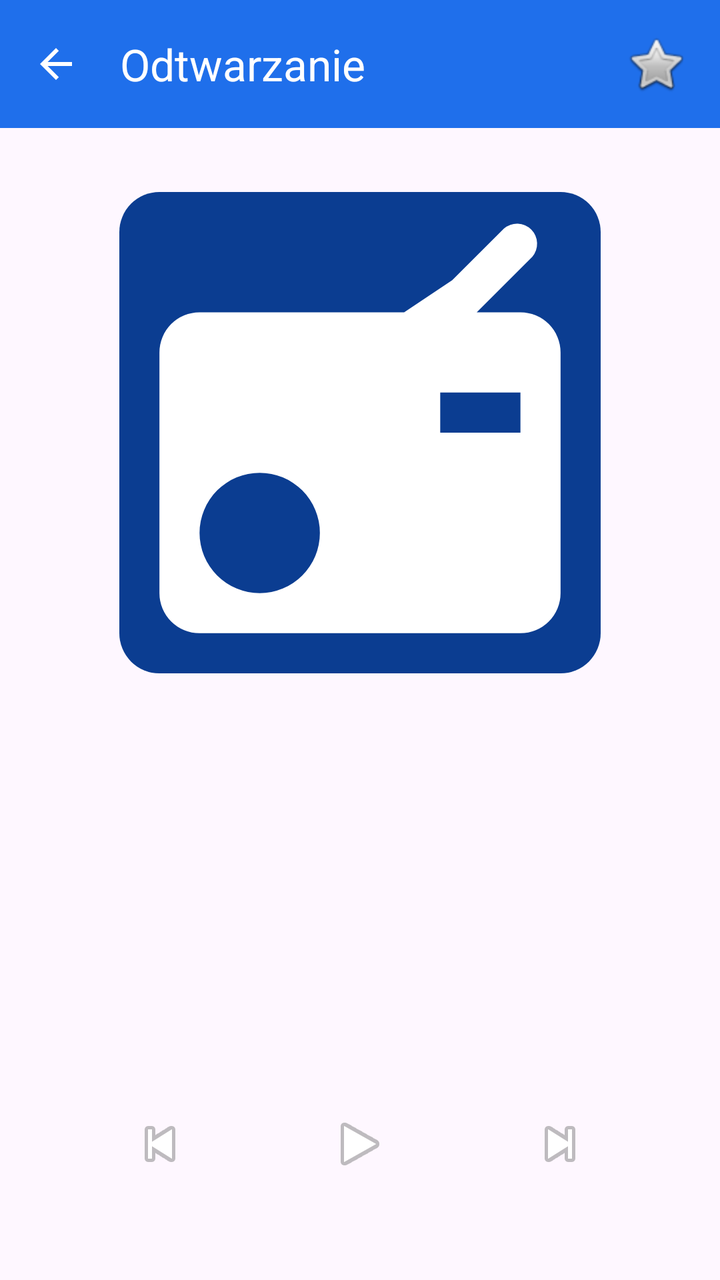
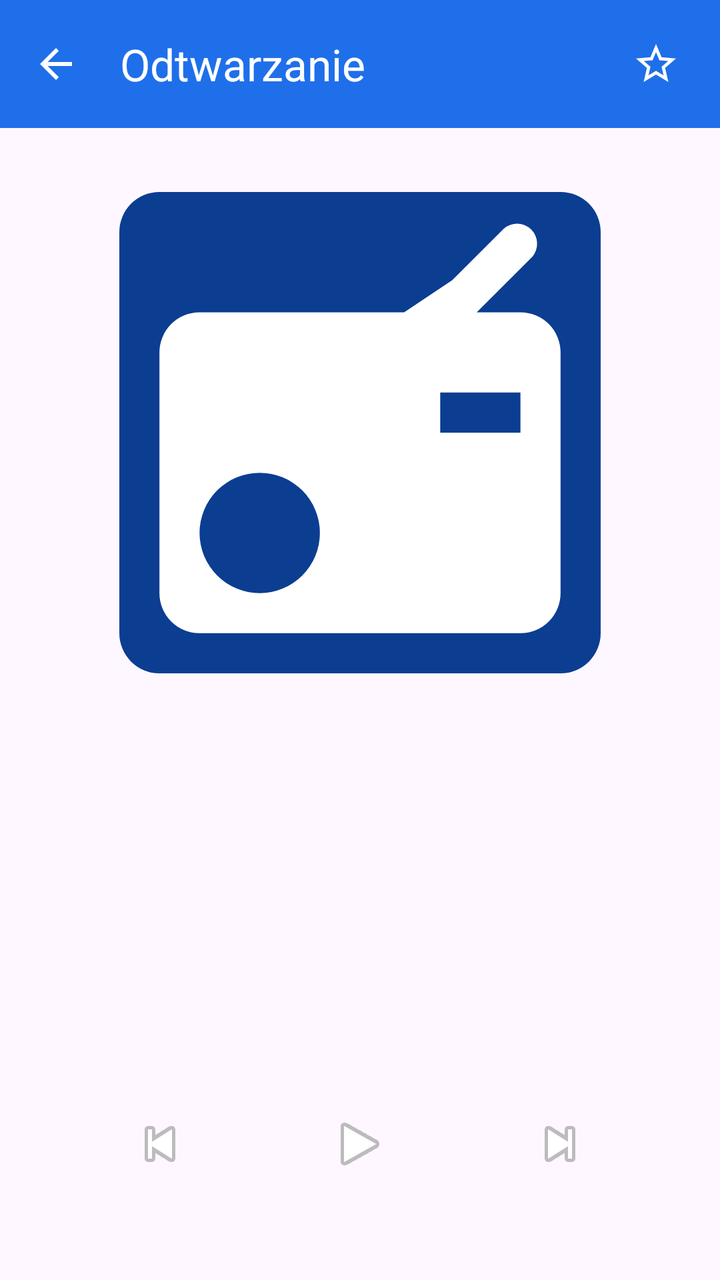

Two renders of the same Android screen: before a commit and after it. Below are the layout's source before the change and the commit's diff.
<!-- AndroidManifest.xml: application theme Theme.TwinsenRadio -->
<!-- res/layout/activity_now_playing.xml -->
<?xml version="1.0" encoding="utf-8"?>
<LinearLayout xmlns:android="http://schemas.android.com/apk/res/android"
    xmlns:app="http://schemas.android.com/apk/res-auto"
    android:layout_width="match_parent"
    android:layout_height="match_parent"
    android:orientation="vertical">

    <com.google.android.material.appbar.MaterialToolbar
        android:id="@+id/toolbar"
        android:layout_width="match_parent"
        android:layout_height="?attr/actionBarSize"
        android:background="?attr/colorPrimary"
        app:navigationIcon="@drawable/ic_arrow_back"
        app:title="@string/now_playing_title"
        app:titleTextColor="@color/on_brand">

        <ImageButton
            android:id="@+id/favourite"
            android:layout_width="48dp"
            android:layout_height="48dp"
            android:layout_gravity="end"
            android:layout_marginEnd="8dp"
            android:background="?attr/selectableItemBackgroundBorderless"
            android:contentDescription="@string/fav_add"
            android:src="@android:drawable/btn_star_big_off" />
    </com.google.android.material.appbar.MaterialToolbar>

    <ImageView
        android:id="@+id/art"
        android:layout_width="match_parent"
        android:layout_height="0dp"
        android:layout_marginHorizontal="32dp"
        android:layout_marginTop="32dp"
        android:layout_weight="1"
        android:adjustViewBounds="true"
        android:contentDescription="@null"
        android:scaleType="fitCenter"
        android:src="@drawable/logo_placeholder" />

    <TextView
        android:id="@+id/stationName"
        android:layout_width="match_parent"
        android:layout_height="wrap_content"
        android:layout_marginHorizontal="24dp"
        android:layout_marginTop="24dp"
        android:ellipsize="end"
        android:gravity="center"
        android:maxLines="1"
        android:textAppearance="?attr/textAppearanceHeadlineMedium"
        android:textStyle="bold" />

    <TextView
        android:id="@+id/songTitle"
        android:layout_width="match_parent"
        android:layout_height="wrap_content"
        android:layout_marginHorizontal="24dp"
        android:layout_marginTop="12dp"
        android:gravity="center"
        android:maxLines="2"
        android:textAppearance="?attr/textAppearanceHeadlineSmall" />

    <TextView
        android:id="@+id/songArtist"
        android:layout_width="match_parent"
        android:layout_height="wrap_content"
        android:layout_marginHorizontal="24dp"
        android:layout_marginTop="4dp"
        android:gravity="center"
        android:maxLines="1"
        android:textAppearance="?attr/textAppearanceTitleLarge" />

    <TextView
        android:id="@+id/status"
        android:layout_width="match_parent"
        android:layout_height="wrap_content"
        android:layout_marginTop="12dp"
        android:gravity="center"
        android:textAppearance="?attr/textAppearanceLabelMedium" />

    <LinearLayout
        android:id="@+id/diagnosticBanner"
        android:layout_width="match_parent"
        android:layout_height="wrap_content"
        android:layout_marginHorizontal="24dp"
        android:layout_marginTop="10dp"
        android:orientation="vertical"
        android:visibility="gone">

        <TextView
            android:layout_width="match_parent"
            android:layout_height="wrap_content"
            android:gravity="center"
            android:letterSpacing="0.08"
            android:text="@string/diagnostic_banner_line1"
            android:textAppearance="?attr/textAppearanceLabelLarge"
            android:textColor="@color/diagnostic"
            android:textStyle="bold" />

        <TextView
            android:layout_width="match_parent"
            android:layout_height="wrap_content"
            android:gravity="center"
            android:text="@string/diagnostic_banner_line2"
            android:textAppearance="?attr/textAppearanceBodySmall"
            android:textColor="@color/diagnostic" />
    </LinearLayout>

    <LinearLayout
        android:layout_width="match_parent"
        android:layout_height="wrap_content"
        android:layout_marginVertical="24dp"
        android:gravity="center"
        android:orientation="horizontal">

        <ImageButton
            android:id="@+id/prev"
            android:layout_width="64dp"
            android:layout_height="64dp"
            android:background="?attr/selectableItemBackgroundBorderless"
            android:contentDescription="@string/prev_station"
            android:src="@android:drawable/ic_media_previous" />

        <ImageButton
            android:id="@+id/playPause"
            android:layout_width="88dp"
            android:layout_height="88dp"
            android:layout_marginHorizontal="24dp"
            android:background="?attr/selectableItemBackgroundBorderless"
            android:contentDescription="@null"
            android:src="@android:drawable/ic_media_play" />

        <ImageButton
            android:id="@+id/next"
            android:layout_width="64dp"
            android:layout_height="64dp"
            android:background="?attr/selectableItemBackgroundBorderless"
            android:contentDescription="@string/next_station"
            android:src="@android:drawable/ic_media_next" />
    </LinearLayout>
</LinearLayout>
<!-- resources referenced by this layout -->
<resources>
  <color name="diagnostic">#FFE53935</color>
  <color name="on_brand">#FFFFFFFF</color>
  <!-- drawable ic_arrow_back (drawable) -->
  <vector xmlns:android="http://schemas.android.com/apk/res/android"
      android:width="24dp"
      android:height="24dp"
      android:viewportWidth="24"
      android:viewportHeight="24"
      android:tint="#FFFFFFFF">
      <path
          android:fillColor="#FFFFFFFF"
          android:pathData="M20,11H7.83l5.59,-5.59L12,4l-8,8 8,8 1.41,-1.41L7.83,13H20v-2z" />
  </vector>
  <!-- drawable logo_placeholder (drawable) -->
  <?xml version="1.0" encoding="utf-8"?>
  <layer-list xmlns:android="http://schemas.android.com/apk/res/android">
      <item>
          <shape android:shape="rectangle">
              <solid android:color="@color/brand_dark" />
              <corners android:radius="8dp" />
          </shape>
      </item>
      <item
          android:gravity="center"
          android:width="96dp"
          android:height="96dp"
          android:drawable="@drawable/ic_radio" />
  </layer-list>
  <string name="diagnostic_banner_line1">TRYB DIAGNOSTYCZNY</string>
  <string name="diagnostic_banner_line2">Dotyczy tylko Android Auto — tam pola metadanych są zastąpione etykietami. Tutaj widzisz prawdziwe dane.</string>
  <string name="fav_add">Dodaj do ulubionych</string>
  <string name="next_station">Następna stacja</string>
  <string name="now_playing_title">Odtwarzanie</string>
  <string name="prev_station">Poprzednia stacja</string>
  <style name="Theme.TwinsenRadio" parent="Theme.Material3.DayNight.NoActionBar">
          <item name="colorPrimary">@color/brand</item>
          <item name="colorOnPrimary">@color/on_brand</item>
          <item name="android:statusBarColor" tools:targetApi="21">@color/brand_dark</item>
      </style>
  <color name="brand_dark">#FF0B3D91</color>
  <!-- drawable ic_radio (drawable) -->
  <vector xmlns:android="http://schemas.android.com/apk/res/android"
      android:width="24dp"
      android:height="24dp"
      android:viewportWidth="24"
      android:viewportHeight="24"
      android:tint="#FFFFFFFF">
      <path
          android:fillColor="#FFFFFFFF"
          android:pathData="M20,6h-2.18l2.77,-2.77a1,1 0,0 0,-1.41 -1.41L16.6,4.4 14.2,6H4a2,2 0,0 0,-2 2v12a2,2 0,0 0,2 2h16a2,2 0,0 0,2 -2V8A2,2 0,0 0,20 6zM7,20a3,3 0,1 1,3 -3A3,3 0,0 1,7 20zM20,12h-4v-2h4z" />
  </vector>
  <color name="brand">#FF1F6FEB</color>
</resources>

<!-- the commit's change to res/layout/activity_now_playing.xml (unified diff, before → after) -->
@@ -22,7 +22,7 @@
             android:layout_marginEnd="8dp"
             android:background="?attr/selectableItemBackgroundBorderless"
             android:contentDescription="@string/fav_add"
-            android:src="@android:drawable/btn_star_big_off" />
+            android:src="@drawable/ic_star_outline" />
     </com.google.android.material.appbar.MaterialToolbar>
 
     <ImageView
<!-- resource entries referenced after the edit -->
@@ -12,6 +12,17 @@
       <path
           android:fillColor="#FFFFFFFF"
           android:pathData="M20,11H7.83l5.59,-5.59L12,4l-8,8 8,8 1.41,-1.41L7.83,13H20v-2z" />
+  </vector>
+  <!-- drawable ic_star_outline (drawable) -->
+  <vector xmlns:android="http://schemas.android.com/apk/res/android"
+      android:width="24dp"
+      android:height="24dp"
+      android:viewportWidth="24"
+      android:viewportHeight="24"
+      android:tint="#FFFFFFFF">
+      <path
+          android:fillColor="#FFFFFFFF"
+          android:pathData="M22,9.24l-7.19,-0.62L12,2 9.19,8.63 2,9.24l5.46,4.73L5.82,21 12,17.27 18.18,21l-1.63,-7.03L22,9.24zM12,15.4l-3.76,2.27 1,-4.28 -3.32,-2.88 4.38,-0.38L12,6.1l1.71,4.04 4.38,0.38 -3.32,2.88 1,4.28L12,15.4z" />
   </vector>
   <!-- drawable logo_placeholder (drawable) -->
   <?xml version="1.0" encoding="utf-8"?>
